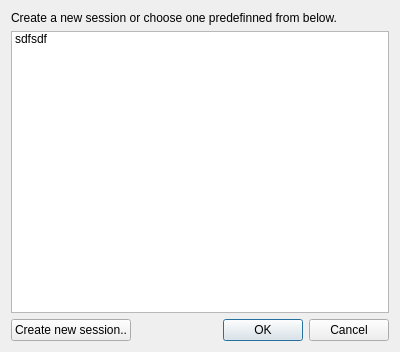
MonteDarkfloyd/RUGE, file newsessiondialog.ui: the form before one commit.
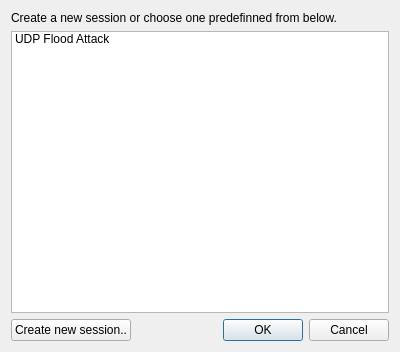
The form after the commit.

The edit to the form file:
```diff
--- a/newsessiondialog.ui
+++ b/newsessiondialog.ui
@@ -28,7 +28,7 @@
     <widget class="QListWidget" name="listWidget">
      <item>
       <property name="text">
-       <string>sdfsdf</string>
+       <string>UDP Flood Attack</string>
       </property>
      </item>
     </widget>
```
Left out of the diff: 3 changed lines with no effect on the pictures.
